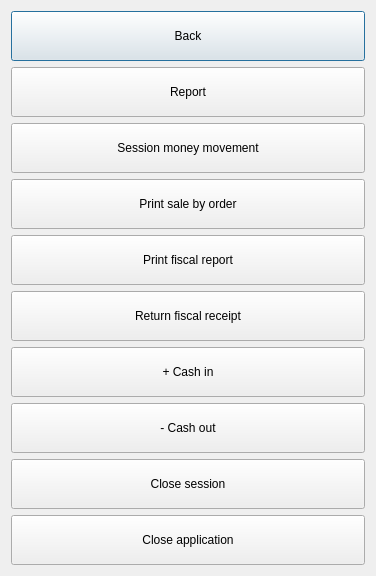
End1-1/Cafe5, file Smart/menudialog.ui: the form before one commit.
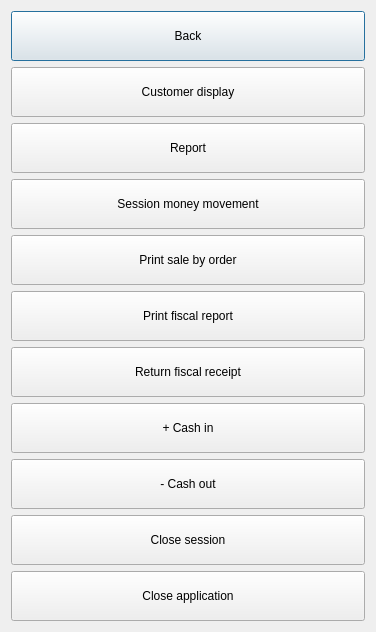
The form after the commit. Icons and pictures are not drawn.

Patch:
```diff
--- a/Smart/menudialog.ui
+++ b/Smart/menudialog.ui
@@ -43,6 +43,35 @@
      </property>
     </widget>
    </item>
+   <item>
+    <widget class="QPushButton" name="btnCustomerDisplay">
+     <property name="minimumSize">
+      <size>
+       <width>0</width>
+       <height>50</height>
+      </size>
+     </property>
+     <property name="maximumSize">
+      <size>
+       <width>16777215</width>
+       <height>50</height>
+      </size>
+     </property>
+     <property name="text">
+      <string>Customer display</string>
+     </property>
+     <property name="icon">
+      <iconset resource="../resources/resources.qrc">
+       <normaloff>:/tv.png</normaloff>:/tv.png</iconset>
+     </property>
+     <property name="iconSize">
+      <size>
+       <width>32</width>
+       <height>32</height>
+      </size>
+     </property>
+    </widget>
+   </item>
    <item>
     <widget class="QPushButton" name="btnPrintReport">
      <property name="minimumSize">
```
